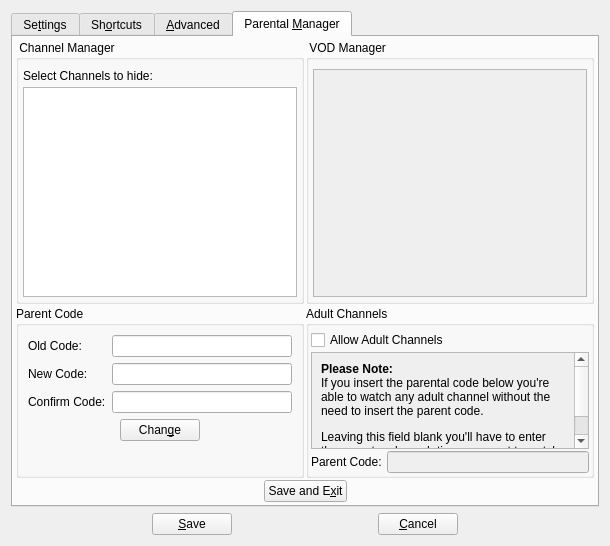
The window that branches/parentalControl/forms/csettingsdlg.ui (code-google-com/vlc-record) describes before a commit, drawn with Qt 5.
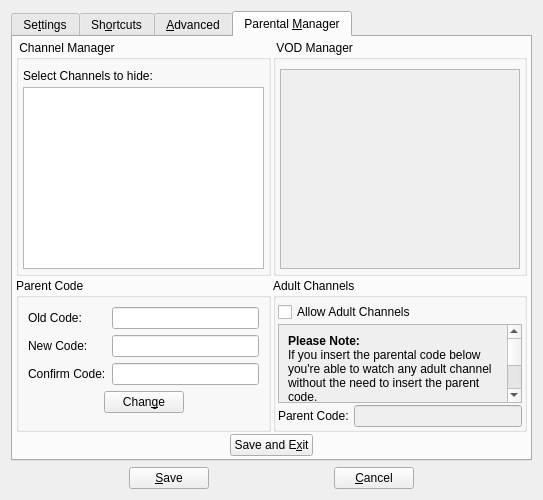
The same window after the commit. The open tabs and pages were chosen to show the change. Icons and pictures are not drawn. Custom widgets are drawn as their Qt base class.

What changed in the file:
```diff
--- a/branches/parentalControl/forms/csettingsdlg.ui
+++ b/branches/parentalControl/forms/csettingsdlg.ui
@@ -6,8 +6,8 @@
    <rect>
     <x>0</x>
     <y>0</y>
-    <width>610</width>
-    <height>546</height>
+    <width>543</width>
+    <height>458</height>
    </rect>
   </property>
   <property name="windowTitle">
@@ -816,8 +816,8 @@
                     <rect>
                      <x>0</x>
                      <y>0</y>
-                     <width>269</width>
-                     <height>220</height>
+                     <width>240</width>
+                     <height>175</height>
                     </rect>
                    </property>
                   </widget>
@@ -968,8 +968,8 @@
                     <rect>
                      <x>0</x>
                      <y>0</y>
-                     <width>257</width>
-                     <height>166</height>
+                     <width>227</width>
+                     <height>121</height>
                     </rect>
                    </property>
                    <layout class="QVBoxLayout" name="verticalLayout_10">
```
Left out of the diff: 56 changed lines with no effect on the pictures.
